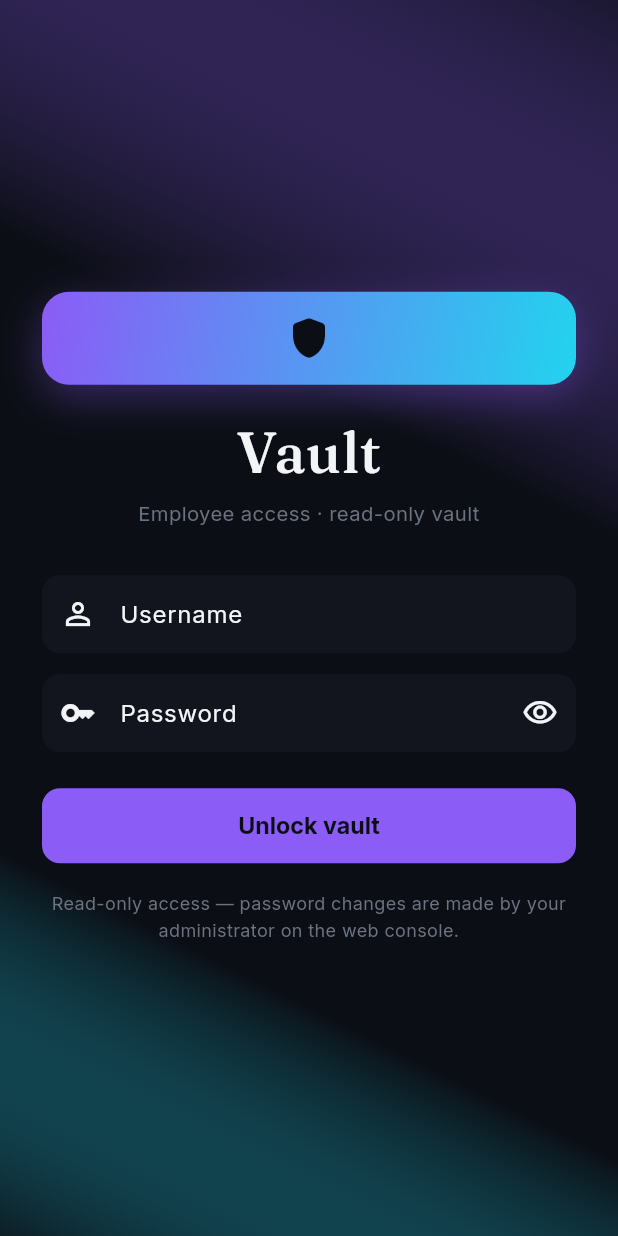
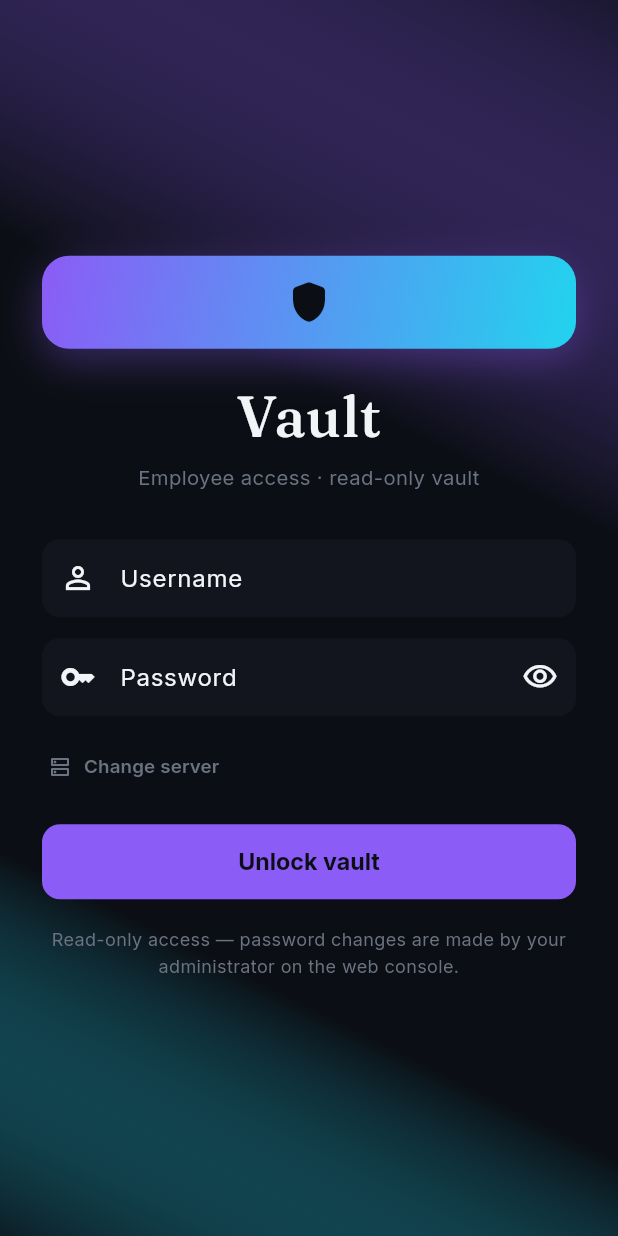
Before and after one commit to sarathi-png/Password_Manager, a Flutter app: the screen it shows after launch, on a phone screen of 412 x 824 dp. Run offline on Flutter 3.47's test engine with Material 3 defaults, Android fonts, the phone set to English and light mode, and no system bars; our stand-ins replace flutter_secure_storage, google_fonts, shared_preferences; accounts and stored records are empty.

Commit message:
mobile: restore server override on login + build-time API_BASE_URL
- api.dart: defaultServer now String.fromEnvironment('API_BASE_URL', defaultValue: 'https://vault-lcgd.onrender.com') so local builds can use --dart-define=API_BASE_URL=http://192.168.1.10:8000 without code change
- login_screen.dart: re-add server field behind 'Change server' toggle (hidden by default, validates http/https), persists via saveSession before login — allows local 192.168 testing while keeping production default fixed; Settings still allows post-login change

```diff
--- a/mobile/lib/api.dart
+++ b/mobile/lib/api.dart
@@ -19,7 +19,8 @@ class ApiClient {
   static const _storage = FlutterSecureStorage();
   static const _tokenKey = 'vault_token';
   static const _serverKey = 'vault_server';
-  static const String defaultServer = 'https://vault-lcgd.onrender.com';
+  // Build-time override: flutter build apk --dart-define=API_BASE_URL=http://192.168.1.10:8000
+  static const String defaultServer = String.fromEnvironment('API_BASE_URL', defaultValue: 'https://vault-lcgd.onrender.com');
 
   String baseUrl = defaultServer;
   String? _token;
--- a/mobile/lib/screens/login_screen.dart
+++ b/mobile/lib/screens/login_screen.dart
@@ -22,26 +22,42 @@ class _LoginScreenState extends State<LoginScreen> {
   final _formKey = GlobalKey<FormState>();
   final _usernameCtrl = TextEditingController();
   final _passwordCtrl = TextEditingController();
+  final _serverCtrl = TextEditingController();
   bool _obscure = true;
   bool _loading = false;
+  bool _showServer = false;
   String? _error;
+
+  @override
+  void initState() {
+    super.initState();
+    _serverCtrl.text = widget.api.baseUrl;
+  }
 
   @override
   void dispose() {
     _usernameCtrl.dispose();
     _passwordCtrl.dispose();
+    _serverCtrl.dispose();
     super.dispose();
   }
 
   Future<void> _submit() async {
     if (!_formKey.currentState!.validate()) return;
+    final server = _serverCtrl.text.trim();
+    if (server.isEmpty || (!server.startsWith('http://') && !server.startsWith('https://'))) {
+      setState(() => _error = 'Enter a valid server URL (http:// or https://)');
+      return;
+    }
+    // persist server before login so login hits the right host (e.g. http://192.168.1.10:8000 for local)
+    widget.api.baseUrl = server;
+    await widget.api.saveSession(server);
     setState(() {
       _loading = true;
       _error = null;
     });
     try {
       final user = await widget.api.login(_usernameCtrl.text.trim(), _passwordCtrl.text);
-      await widget.api.saveSession(widget.api.baseUrl);
       widget.onLoggedIn(user);
     } on ApiException catch (e) {
       setState(() => _error = e.message);
@@ -140,7 +156,32 @@ class _LoginScreenState extends State<LoginScreen> {
                         ),
                         validator: (v) => (v == null || v.isEmpty) ? 'Enter your password' : null,
                       ),
-                      const SizedBox(height: 24),
+                      const SizedBox(height: 10),
+                      Align(
+                        alignment: Alignment.centerLeft,
+                        child: TextButton.icon(
+                          onPressed: () => setState(() => _showServer = !_showServer),
+                          icon: Icon(_showServer ? Icons.expand_less : Icons.dns_outlined, size: 16, color: AppColors.text3),
+                          label: Text(_showServer ? 'Hide server' : 'Change server', style: GoogleFonts.inter(fontSize: 12.5, color: AppColors.text3)),
+                          style: TextButton.styleFrom(padding: const EdgeInsets.symmetric(horizontal: 4), minimumSize: const Size(0, 32)),
+                        ),
+                      ),
+                      if (_showServer) ...[
+                        const SizedBox(height: 4),
+                        TextFormField(
+                          controller: _serverCtrl,
+                          keyboardType: TextInputType.url,
+                          decoration: InputDecoration(
+                            labelText: 'Server URL',
+                            hintText: 'https://vault-lcgd.onrender.com',
+                            prefixIcon: const Icon(Icons.link_rounded, size: 18),
+                            helperText: 'Use http://192.168.1.10:8000 for local testing',
+                          ),
+                          validator: (v) => (v == null || v.trim().isEmpty) ? 'Enter server URL' : null,
+                        ),
+                        const SizedBox(height: 6),
+                      ],
+                      const SizedBox(height: 14),
                       FilledButton(
                         onPressed: _loading ? null : _submit,
                         style: FilledButton.styleFrom(
```
Also changed, not shown: 1 other file.
